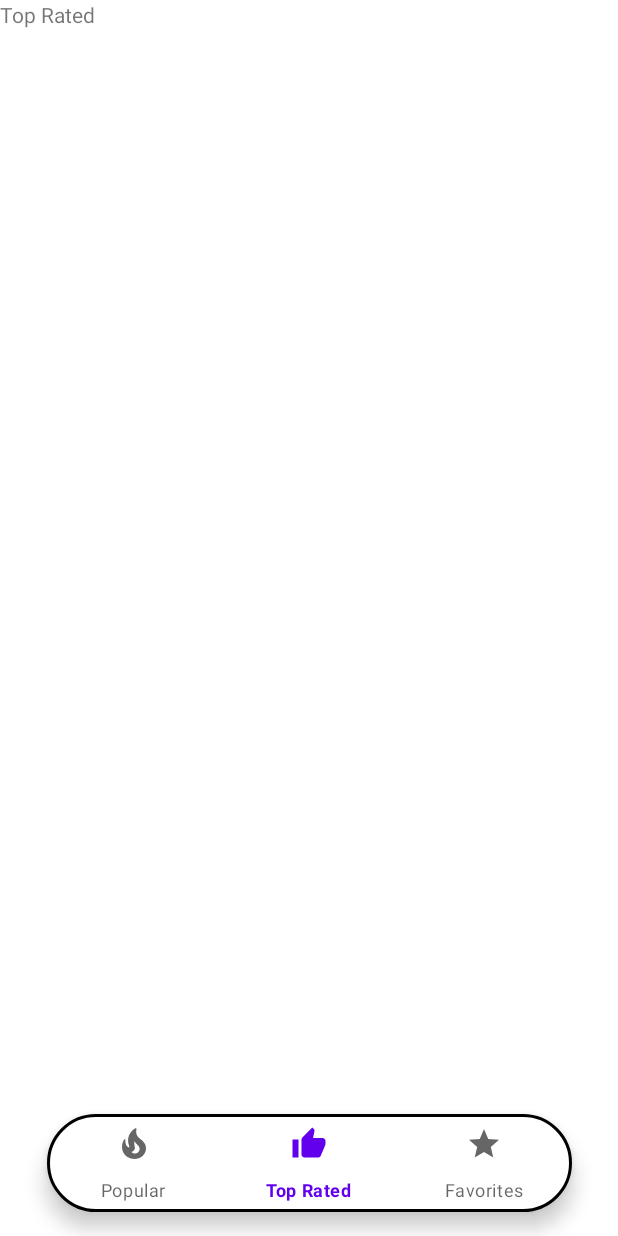
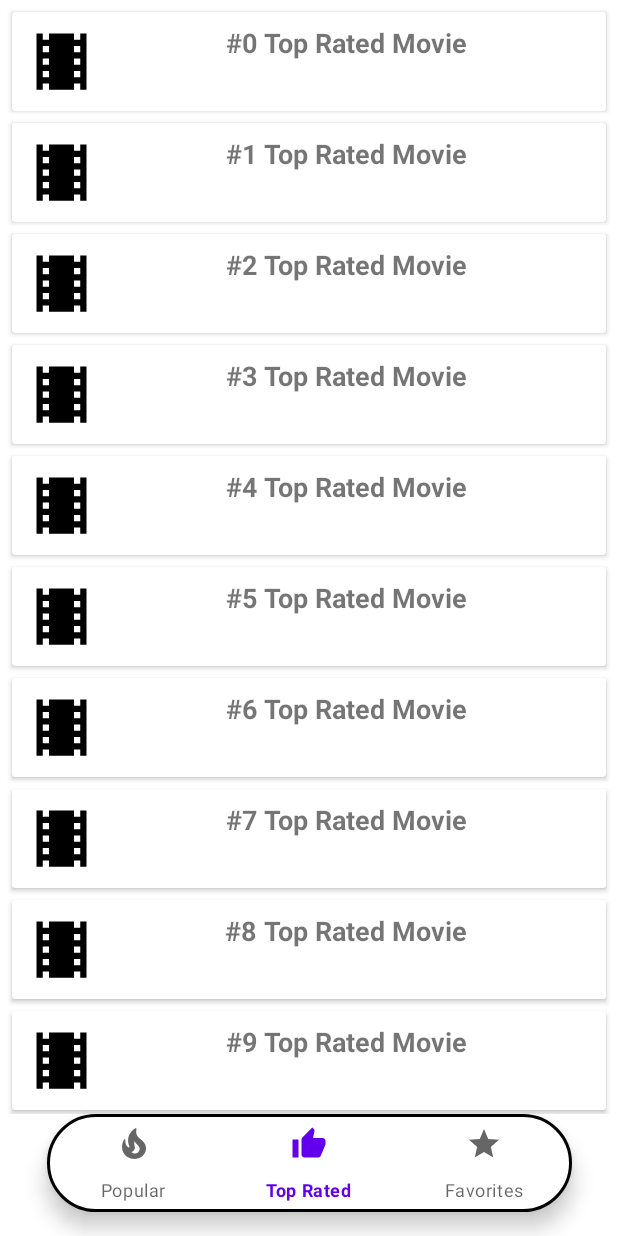
Before and after one commit to pmiclynx/summerPractice_2022, an Android app: the TopRatedFragment screen opened through its navigation route, on a phone screen of 412 x 824 dp. Run offline under Robolectric (Android 15) with nearby library versions, the phone set to English and light mode, and no system bars; our stand-ins replace navigation-ui.

```diff
--- a/app/build.gradle
+++ b/app/build.gradle
@@ -57,4 +57,6 @@ dependencies {
     implementation "androidx.navigation:navigation-fragment-ktx:$nav_version"
     implementation "androidx.navigation:navigation-ui-ktx:$nav_version"
 
+    implementation "androidx.recyclerview:recyclerview:1.2.1"
+    implementation "androidx.cardview:cardview:1.0.0"
 }
--- /dev/null
+++ b/app/src/main/java/com/summer/practice/tvtracker/Adaptor.kt
@@ -0,0 +1,45 @@
+package com.summer.practice.tvtracker
+
+import android.content.Context
+import android.content.Intent
+import android.view.LayoutInflater
+import android.view.View
+import android.view.ViewGroup
+import android.widget.ImageView
+import android.widget.TextView
+import androidx.cardview.widget.CardView
+import androidx.core.content.ContextCompat.startActivity
+import androidx.recyclerview.widget.RecyclerView
+import com.summer.practice.tvtracker.details.DetailsActivity
+
+class Adaptor(private val exampleList: List<ExampleItem>, private val context: Context) : RecyclerView.Adapter<Adaptor.ExampleViewHolder>() {
+
+    override fun onCreateViewHolder(parent: ViewGroup, viewType: Int): ExampleViewHolder {
+        val itemView = LayoutInflater.from(parent.context).inflate(R.layout.example_item,parent,false)
+
+        return ExampleViewHolder(itemView, context)
+    }
+
+    override fun onBindViewHolder(holder: ExampleViewHolder, position: Int) {
+        val currentItem = exampleList[position]
+
+        holder.imageView.setImageResource(currentItem.imageResource)
+        holder.titleView.text = currentItem.text1
+    }
+
+    override fun getItemCount() = exampleList.size
+
+    class ExampleViewHolder(val itemView: View, var context: Context) : RecyclerView.ViewHolder(itemView) {
+        val imageView: ImageView = itemView.findViewById(R.id.image_view)
+        val titleView: TextView = itemView.findViewById(R.id.title_view)
+        init {
+            itemView.setOnClickListener {
+                val intent = Intent(context, DetailsActivity::class.java)
+                context.startActivity(intent)
+            }
+
+        }
+    }
+
+    //Todo Click on item recylcerview andorid
+}
--- /dev/null
+++ b/app/src/main/java/com/summer/practice/tvtracker/ExampleItem.kt
@@ -0,0 +1,3 @@
+package com.summer.practice.tvtracker
+
+data class ExampleItem (val imageResource: Int, val text1:String)
--- a/app/src/main/java/com/summer/practice/tvtracker/PopularFragment.kt
+++ b/app/src/main/java/com/summer/practice/tvtracker/PopularFragment.kt
@@ -5,6 +5,8 @@ import androidx.fragment.app.Fragment
 import android.view.LayoutInflater
 import android.view.View
 import android.view.ViewGroup
+import androidx.recyclerview.widget.LinearLayoutManager
+import com.summer.practice.tvtracker.databinding.FragmentPopularBinding
 
 
 class PopularFragment : Fragment() {
@@ -13,7 +15,29 @@ class PopularFragment : Fragment() {
         inflater: LayoutInflater, container: ViewGroup?,
         savedInstanceState: Bundle?
     ): View? {
-        // Inflate the layout for this fragment
-        return inflater.inflate(R.layout.fragment_popular, container, false)
+
+        var binding:FragmentPopularBinding = FragmentPopularBinding.inflate(inflater, container, false)
+
+        val exampleList = generateDummyList(50)
+
+        binding.recyclerViewFavorites.adapter = Adaptor(exampleList, requireContext())
+        binding.recyclerViewFavorites.layoutManager = LinearLayoutManager(context)
+        binding.recyclerViewFavorites.setHasFixedSize(true)
+
+        return binding.root
+    }
+
+    private fun generateDummyList(size: Int): List<ExampleItem> {
+
+        val list = ArrayList<ExampleItem>()
+
+        for (i in 0 until size) {
+            val drawable = R.drawable.ic_baseline_local_movies_24
+
+            val item = ExampleItem(drawable, "#$i Popular Movie")
+            list += item
+        }
+
+        return list
     }
 }
--- a/app/src/main/java/com/summer/practice/tvtracker/TopRatedFragment.kt
+++ b/app/src/main/java/com/summer/practice/tvtracker/TopRatedFragment.kt
@@ -5,6 +5,9 @@ import androidx.fragment.app.Fragment
 import android.view.LayoutInflater
 import android.view.View
 import android.view.ViewGroup
+import androidx.recyclerview.widget.LinearLayoutManager
+import com.summer.practice.tvtracker.databinding.FragmentPopularBinding
+import com.summer.practice.tvtracker.databinding.FragmentTopRatedBinding
 
 class TopRatedFragment : Fragment() {
 
@@ -12,7 +15,28 @@ class TopRatedFragment : Fragment() {
         inflater: LayoutInflater, container: ViewGroup?,
         savedInstanceState: Bundle?
     ): View? {
-        // Inflate the layout for this fragment
-        return inflater.inflate(R.layout.fragment_top_rated, container, false)
+        var binding: FragmentTopRatedBinding = FragmentTopRatedBinding.inflate(inflater,container,false)
+
+        val exampleList = generateDummyList(50)
+
+        binding.recyclerViewTopRated.adapter = Adaptor(exampleList, requireContext())
+        binding.recyclerViewTopRated.layoutManager = LinearLayoutManager(context)
+        binding.recyclerViewTopRated.setHasFixedSize(true)
+
+        return binding.root
+    }
+
+    private fun generateDummyList(size: Int): List<ExampleItem> {
+
+        val list = ArrayList<ExampleItem>()
+
+        for (i in 0 until size) {
+            val drawable = R.drawable.ic_baseline_local_movies_24
+
+            val item = ExampleItem(drawable, "#$i Top Rated Movie")
+            list += item
+        }
+
+        return list
     }
 }
--- /dev/null
+++ b/app/src/main/res/drawable/ic_baseline_local_movies_24.xml
@@ -0,0 +1,5 @@
+<vector android:height="24dp" android:tint="#000000"
+    android:viewportHeight="24" android:viewportWidth="24"
+    android:width="24dp" xmlns:android="http://schemas.android.com/apk/res/android">
+    <path android:fillColor="@android:color/white" android:pathData="M18,3v2h-2L16,3L8,3v2L6,5L6,3L4,3v18h2v-2h2v2h8v-2h2v2h2L20,3h-2zM8,17L6,17v-2h2v2zM8,13L6,13v-2h2v2zM8,9L6,9L6,7h2v2zM18,17h-2v-2h2v2zM18,13h-2v-2h2v2zM18,9h-2L16,7h2v2z"/>
+</vector>
--- /dev/null
+++ b/app/src/main/res/layout/example_item.xml
@@ -0,0 +1,37 @@
+<?xml version="1.0" encoding="utf-8"?>
+<androidx.cardview.widget.CardView xmlns:android="http://schemas.android.com/apk/res/android"
+    xmlns:app="http://schemas.android.com/apk/res-auto"
+    xmlns:tools="http://schemas.android.com/tools"
+    android:layout_width="match_parent"
+    android:layout_height="wrap_content"
+    android:layout_margin="4dp">
+
+
+    <androidx.constraintlayout.widget.ConstraintLayout
+        android:layout_width="match_parent"
+        android:layout_height="match_parent"
+        android:padding="8dp">
+
+        <ImageView
+            android:id="@+id/image_view"
+            android:layout_width="50dp"
+            android:layout_height="50dp"
+            android:layout_marginEnd="8dp"
+            android:src="@drawable/ic_baseline_local_movies_24"/>
+
+        <TextView
+            android:id="@+id/title_view"
+            android:layout_width="wrap_content"
+            android:layout_height="wrap_content"
+            android:text="Title"
+            android:enabled="true"
+            app:layout_constraintEnd_toEndOf="parent"
+            app:layout_constraintStart_toEndOf="@+id/image_view"
+            android:textSize="18sp"
+            android:textStyle="bold"/>
+
+    </androidx.constraintlayout.widget.ConstraintLayout>
+
+
+
+</androidx.cardview.widget.CardView>
--- a/app/src/main/res/layout/fragment_favorites.xml
+++ b/app/src/main/res/layout/fragment_favorites.xml
@@ -5,10 +5,14 @@
     android:layout_height="match_parent"
     tools:context=".FavoritesFragment">
 
-    <!-- TODO: Update blank fragment layout -->
-    <TextView
+
+    <androidx.recyclerview.widget.RecyclerView
+        android:id="@+id/recycler_view_favorites"
+        android:padding="4dp"
+        android:clipToPadding="false"
         android:layout_width="match_parent"
         android:layout_height="match_parent"
-        android:text="Favorites" />
+        tools:listitem="@layout/example_item"/>
+
 
 </FrameLayout>
--- a/app/src/main/res/layout/fragment_popular.xml
+++ b/app/src/main/res/layout/fragment_popular.xml
@@ -5,10 +5,12 @@
     android:layout_height="match_parent"
     tools:context=".PopularFragment">
 
-    <!-- TODO: Update blank fragment layout -->
-    <TextView
+    <androidx.recyclerview.widget.RecyclerView
+        android:id="@+id/recycler_view_favorites"
+        android:padding="4dp"
+        android:clipToPadding="false"
         android:layout_width="match_parent"
         android:layout_height="match_parent"
-        android:text="Popular" />
+        tools:listitem="@layout/example_item"/>
 
 </FrameLayout>
--- a/app/src/main/res/layout/fragment_top_rated.xml
+++ b/app/src/main/res/layout/fragment_top_rated.xml
@@ -5,10 +5,12 @@
     android:layout_height="match_parent"
     tools:context=".TopRatedFragment">
 
-    <!-- TODO: Update blank fragment layout -->
-    <TextView
+    <androidx.recyclerview.widget.RecyclerView
+        android:id="@+id/recycler_view_top_rated"
+        android:padding="4dp"
+        android:clipToPadding="false"
         android:layout_width="match_parent"
         android:layout_height="match_parent"
-        android:text="Top Rated" />
+        tools:listitem="@layout/example_item"/>
 
 </FrameLayout>
```
Also changed, not shown: app/src/main/java/com/summer/practice/tvtracker/FavoritesFragment.kt (+6 -1 lines).
